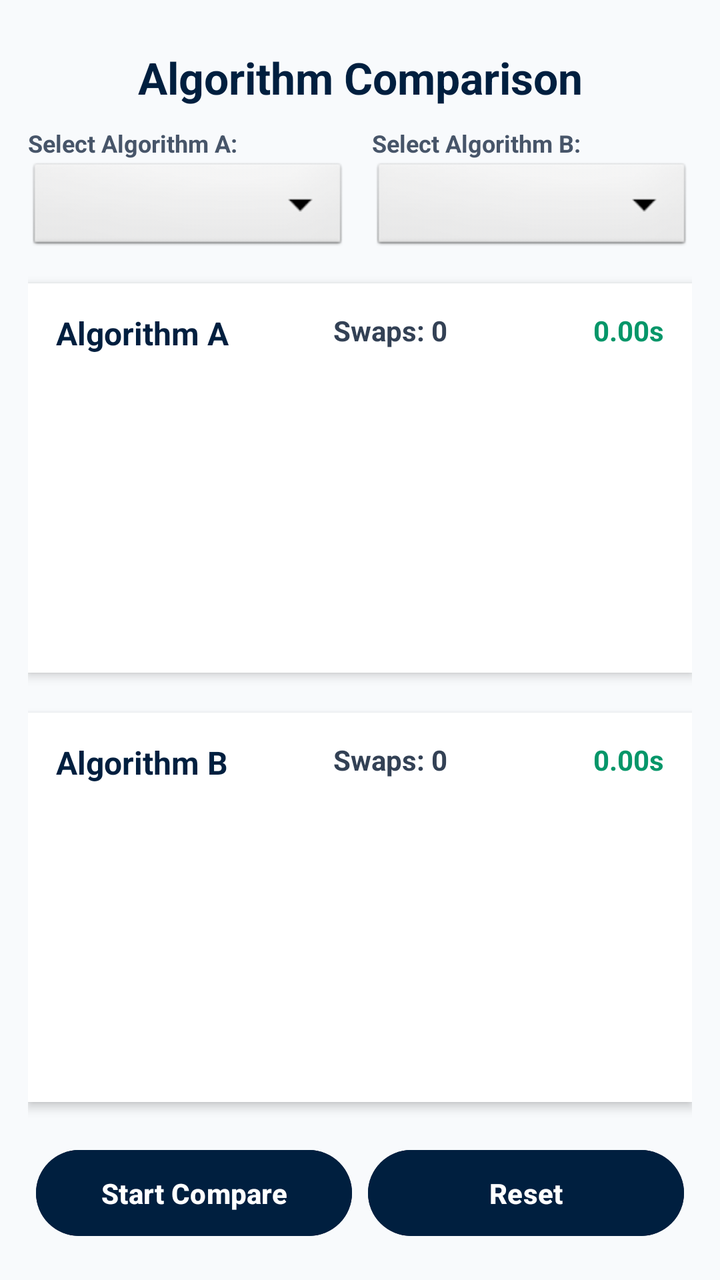
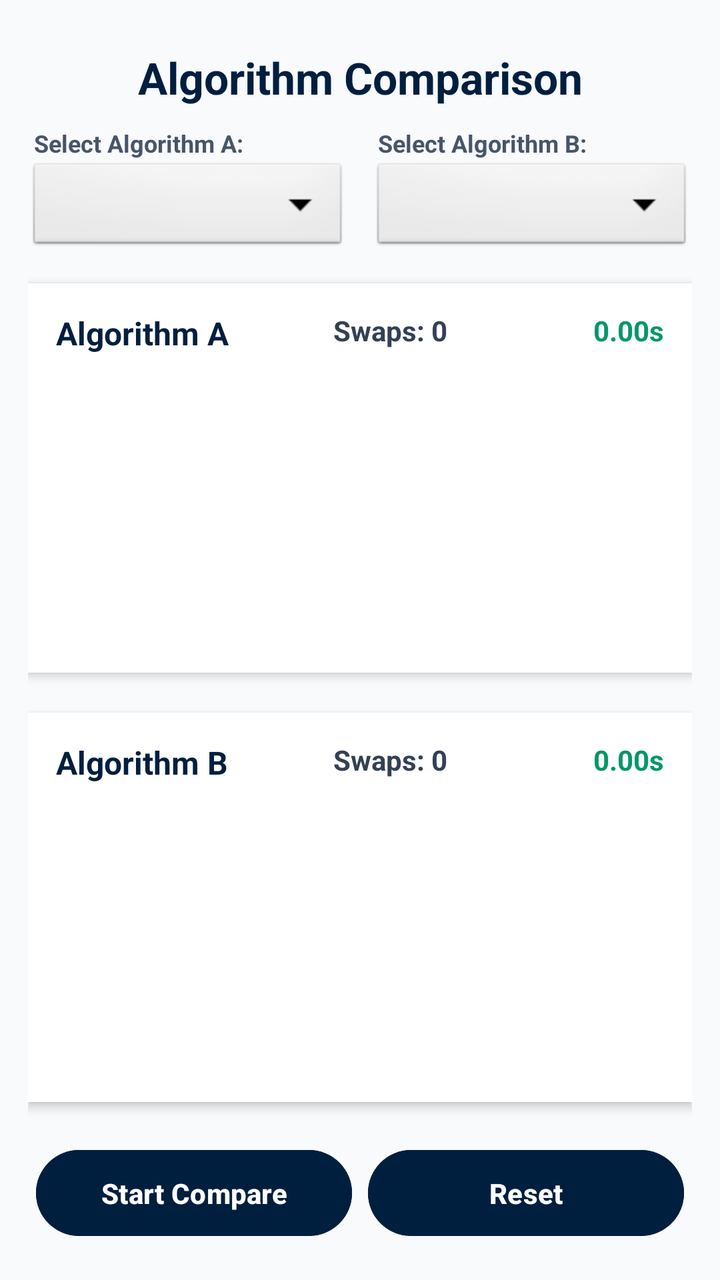

Compare the two renders of this Android layout. The source of the first and the diff that turns it into the second are given below.
<!-- AndroidManifest.xml: application theme Theme.MeerabApp -->
<!-- res/layout/activity_comparison_screen.xml -->
<?xml version="1.0" encoding="utf-8"?>
<LinearLayout xmlns:android="http://schemas.android.com/apk/res/android"
    xmlns:tools="http://schemas.android.com/tools"
    android:layout_width="match_parent"
    android:layout_height="match_parent"
    android:orientation="vertical"
    android:background="#F8FAFC"
    android:padding="14dp"
    android:baselineAligned="false"
    tools:context=".ComparisonScreen">

    <TextView
        android:layout_width="match_parent"
        android:layout_height="wrap_content"
        android:text="Algorithm Comparison"
        android:textSize="22sp"
        android:textStyle="bold"
        android:textColor="#001F3F"
        android:gravity="center"
        android:layout_marginVertical="10dp"
        tools:ignore="HardcodedText" />

    <LinearLayout
        android:layout_width="match_parent"
        android:layout_height="wrap_content"
        android:orientation="horizontal"
        android:weightSum="2"
        android:layout_marginBottom="14dp"
        android:baselineAligned="false">

        <LinearLayout
            android:layout_width="0dp"
            android:layout_height="wrap_content"
            android:layout_weight="1"
            android:orientation="vertical"
            android:layout_marginEnd="6dp">
            <TextView
                android:layout_width="wrap_content"
                android:layout_height="wrap_content"
                android:text="Select Algorithm A:"
                android:textSize="12sp"
                android:textStyle="bold"
                android:textColor="#475569"
                tools:ignore="HardcodedText" />
            <Spinner
                android:id="@+id/spinnerAlgoA"
                android:layout_width="match_parent"
                android:layout_height="48dp"
                android:background="@android:drawable/btn_dropdown"
                android:contentDescription="Select First Algorithm" />
        </LinearLayout>

        <LinearLayout
            android:layout_width="0dp"
            android:layout_height="wrap_content"
            android:layout_weight="1"
            android:orientation="vertical"
            android:layout_marginStart="6dp">
            <TextView
                android:layout_width="wrap_content"
                android:layout_height="wrap_content"
                android:text="Select Algorithm B:"
                android:textSize="12sp"
                android:textStyle="bold"
                android:textColor="#475569"
                tools:ignore="HardcodedText" />
            <Spinner
                android:id="@+id/spinnerAlgoB"
                android:layout_width="match_parent"
                android:layout_height="48dp"
                android:background="@android:drawable/btn_dropdown"
                android:contentDescription="Select Second Algorithm" />
        </LinearLayout>
    </LinearLayout>

    <LinearLayout
        android:layout_width="match_parent"
        android:layout_height="0dp"
        android:layout_weight="1"
        android:orientation="vertical"
        android:background="@android:color/white"
        android:elevation="3dp"
        android:padding="14dp"
        android:layout_marginBottom="10dp"
        android:baselineAligned="false">

        <LinearLayout
            android:layout_width="match_parent"
            android:layout_height="wrap_content"
            android:orientation="horizontal"
            android:weightSum="3"
            android:layout_marginBottom="8dp"
            android:baselineAligned="false">
            <TextView
                android:id="@+id/lblAlgoA"
                android:layout_width="0dp"
                android:layout_height="wrap_content"
                android:layout_weight="1.2"
                android:text="Algorithm A"
                android:textStyle="bold"
                android:textColor="#001F3F"
                android:textSize="16sp"
                tools:ignore="HardcodedText" />
            <TextView
                android:id="@+id/txtSwapsA"
                android:layout_width="0dp"
                android:layout_height="wrap_content"
                android:layout_weight="0.9"
                android:text="Swaps: 0"
                android:gravity="center"
                android:textColor="#334155"
                android:textStyle="bold"
                tools:ignore="HardcodedText" />
            <TextView
                android:id="@+id/txtTimerA"
                android:layout_width="0dp"
                android:layout_height="wrap_content"
                android:layout_weight="0.9"
                android:text="0.00s"
                android:gravity="end"
                android:textColor="#059669"
                android:textStyle="bold"
                tools:ignore="HardcodedText" />
        </LinearLayout>

        <HorizontalScrollView
            android:layout_width="match_parent"
            android:layout_height="match_parent"
            android:scrollbars="none"
            android:contentDescription="Algorithm A Bars Container">
            <LinearLayout
                android:id="@+id/containerBarsA"
                android:layout_width="wrap_content"
                android:layout_height="wrap_content"
                android:layout_gravity="center_vertical"
                android:orientation="horizontal"/>
        </HorizontalScrollView>
    </LinearLayout>

    <LinearLayout
        android:layout_width="match_parent"
        android:layout_height="0dp"
        android:layout_weight="1"
        android:orientation="vertical"
        android:background="@android:color/white"
        android:elevation="3dp"
        android:padding="14dp"
        android:layout_marginTop="10dp"
        android:layout_marginBottom="16dp"
        android:baselineAligned="false">

        <LinearLayout
            android:layout_width="match_parent"
            android:layout_height="wrap_content"
            android:orientation="horizontal"
            android:weightSum="3"
            android:layout_marginBottom="8dp"
            android:baselineAligned="false">
            <TextView
                android:id="@+id/lblAlgoB"
                android:layout_width="0dp"
                android:layout_height="wrap_content"
                android:layout_weight="1.2"
                android:text="Algorithm B"
                android:textStyle="bold"
                android:textColor="#001F3F"
                android:textSize="16sp"
                tools:ignore="HardcodedText" />
            <TextView
                android:id="@+id/txtSwapsB"
                android:layout_width="0dp"
                android:layout_height="wrap_content"
                android:layout_weight="0.9"
                android:text="Swaps: 0"
                android:gravity="center"
                android:textColor="#334155"
                android:textStyle="bold"
                tools:ignore="HardcodedText" />
            <TextView
                android:id="@+id/txtTimerB"
                android:layout_width="0dp"
                android:layout_height="wrap_content"
                android:layout_weight="0.9"
                android:text="0.00s"
                android:gravity="end"
                android:textColor="#059669"
                android:textStyle="bold"
                tools:ignore="HardcodedText" />
        </LinearLayout>

        <HorizontalScrollView
            android:layout_width="match_parent"
            android:layout_height="match_parent"
            android:scrollbars="none"
            android:contentDescription="Algorithm B Bars Container">
            <LinearLayout
                android:id="@+id/containerBarsB"
                android:layout_width="wrap_content"
                android:layout_height="wrap_content"
                android:layout_gravity="center_vertical"
                android:orientation="horizontal"/>
        </HorizontalScrollView>
    </LinearLayout>

    <LinearLayout
        android:layout_width="match_parent"
        android:layout_height="wrap_content"
        android:orientation="horizontal"
        android:weightSum="2"
        android:baselineAligned="false">
        <Button
            android:id="@+id/btnStartCompare"
            android:layout_width="0dp"
            android:layout_height="wrap_content"
            android:layout_weight="1"
            android:text="Start Compare"
            android:layout_margin="4dp"
            android:padding="12dp"
            android:textStyle="bold"
            android:backgroundTint="#001F3F"
            tools:ignore="HardcodedText" />
        <Button
            android:id="@+id/btnResetCompare"
            android:layout_width="0dp"
            android:layout_height="wrap_content"
            android:layout_weight="1"
            android:text="Reset"
            android:layout_margin="4dp"
            android:padding="12dp"
            android:textStyle="bold"
            android:textColor="#FFFFFF"
            android:backgroundTint="#001F3F"
            tools:ignore="HardcodedText" />
    </LinearLayout>

</LinearLayout>
<!-- resources referenced by this layout -->
<resources>
  <style name="Theme.MeerabApp" parent="Theme.Material3.DayNight.NoActionBar">
          <item name="colorPrimary">#001F3F</item>
          <item name="android:statusBarColor">#001F3F</item>
      </style>
</resources>

<!-- the commit's change to res/layout/activity_comparison_screen.xml (unified diff, before → after) -->
@@ -37,7 +37,7 @@
             <TextView
                 android:layout_width="wrap_content"
                 android:layout_height="wrap_content"
-                android:text="Select Algorithm A:"
+                android:text=" Select Algorithm A:"
                 android:textSize="12sp"
                 android:textStyle="bold"
                 android:textColor="#475569"
@@ -47,7 +47,7 @@
                 android:layout_width="match_parent"
                 android:layout_height="48dp"
                 android:background="@android:drawable/btn_dropdown"
-                android:contentDescription="Select First Algorithm" />
+                android:contentDescription="Algorithm A" />
         </LinearLayout>
 
         <LinearLayout
@@ -59,7 +59,7 @@
             <TextView
                 android:layout_width="wrap_content"
                 android:layout_height="wrap_content"
-                android:text="Select Algorithm B:"
+                android:text=" Select Algorithm B:"
                 android:textSize="12sp"
                 android:textStyle="bold"
                 android:textColor="#475569"
@@ -69,7 +69,7 @@
                 android:layout_width="match_parent"
                 android:layout_height="48dp"
                 android:background="@android:drawable/btn_dropdown"
-                android:contentDescription="Select Second Algorithm" />
+                android:contentDescription="Algorithm B" />
         </LinearLayout>
     </LinearLayout>
 
